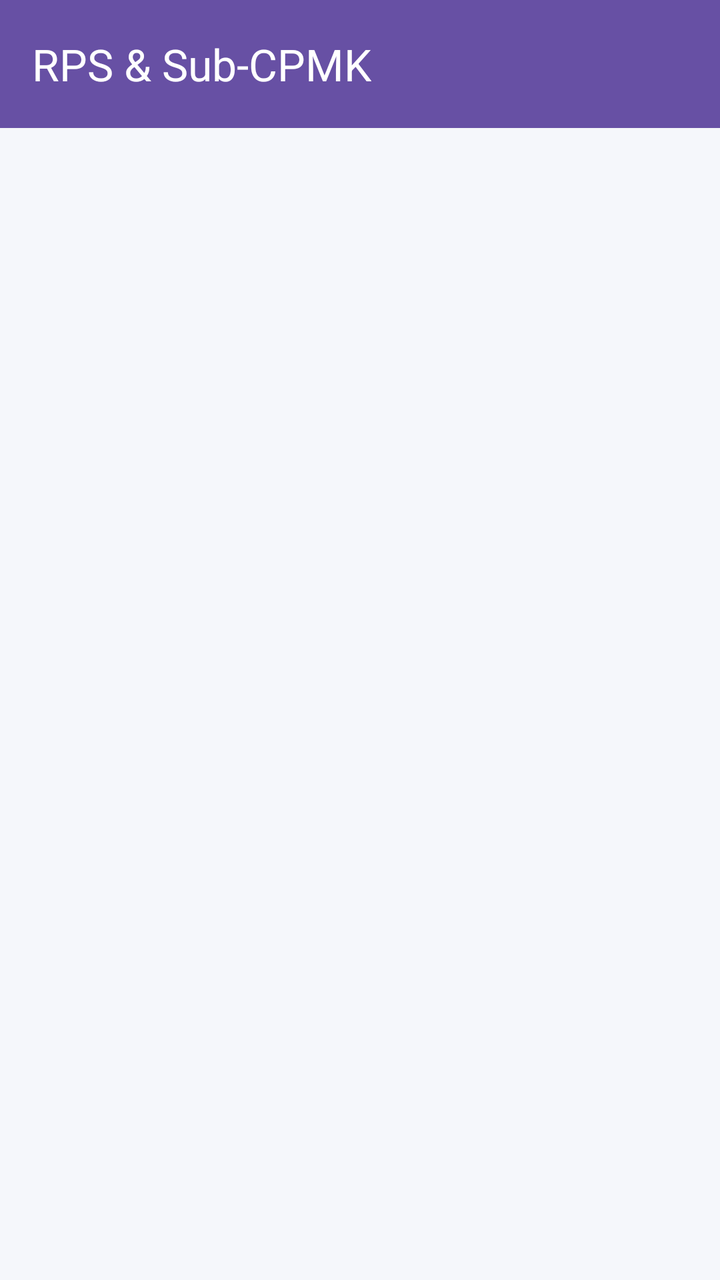
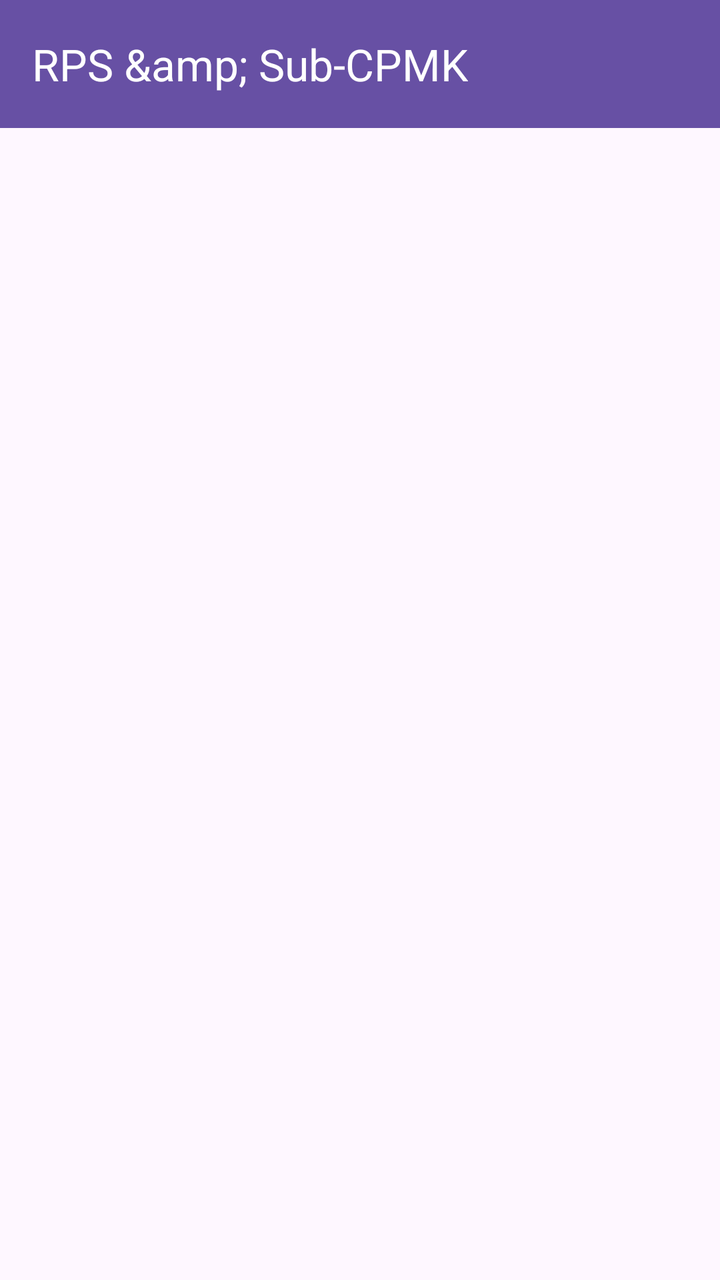

Screens rendered from an Android XML layout before and after an edit, with the pre-edit source and the edit as a unified diff.
<!-- AndroidManifest.xml: application theme Theme.ProjectFarrelMobileProgramming -->
<!-- res/layout/activity_rps.xml -->
<?xml version="1.0" encoding="utf-8"?>
<androidx.coordinatorlayout.widget.CoordinatorLayout 
    xmlns:android="http://schemas.android.com/apk/res/android"
    xmlns:app="http://schemas.android.com/apk/res-auto"
    android:layout_width="match_parent"
    android:layout_height="match_parent"
    android:background="#F5F7FB">

    <com.google.android.material.appbar.AppBarLayout
        android:layout_width="match_parent"
        android:layout_height="wrap_content">

        <com.google.android.material.appbar.MaterialToolbar
            android:id="@+id/toolbarRps"
            android:layout_width="match_parent"
            android:layout_height="?attr/actionBarSize"
            android:background="?attr/colorPrimary"
            app:title="RPS &amp; Sub-CPMK"
            app:titleTextColor="@android:color/white"
            app:navigationIconTint="@android:color/white" />

    </com.google.android.material.appbar.AppBarLayout>

    <androidx.constraintlayout.widget.ConstraintLayout
        android:layout_width="match_parent"
        android:layout_height="match_parent"
        app:layout_behavior="@string/appbar_scrolling_view_behavior">

        <ProgressBar
            android:id="@+id/progressBarRps"
            android:layout_width="wrap_content"
            android:layout_height="wrap_content"
            android:layout_gravity="center"
            android:layout_marginTop="24dp"
            android:visibility="gone"
            app:layout_constraintBottom_toBottomOf="parent"
            app:layout_constraintEnd_toEndOf="parent"
            app:layout_constraintStart_toStartOf="parent"
            app:layout_constraintTop_toTopOf="parent" />

        <TextView
            android:id="@+id/tvContentRps"
            android:layout_width="match_parent"
            android:layout_height="wrap_content"
            android:padding="16dp"
            android:textSize="14sp"
            android:textAlignment="center"
            app:layout_constraintTop_toTopOf="parent" />
            
        <androidx.recyclerview.widget.RecyclerView
            android:id="@+id/rvRps"
            android:layout_width="match_parent"
            android:layout_height="match_parent"
            android:clipToPadding="false"
            android:paddingBottom="24dp"
            app:layout_behavior="@string/appbar_scrolling_view_behavior" />

    </androidx.constraintlayout.widget.ConstraintLayout>

</androidx.coordinatorlayout.widget.CoordinatorLayout>
<!-- resources referenced by this layout -->
<resources>
  <style name="Theme.ProjectFarrelMobileProgramming" parent="Base.Theme.ProjectFarrelMobileProgramming" />
  <style name="Base.Theme.ProjectFarrelMobileProgramming" parent="Theme.Material3.DayNight.NoActionBar">
          
          
      </style>
</resources>

<!-- the commit's change to res/layout/activity_rps.xml (unified diff, before → after) -->
@@ -4,7 +4,7 @@
     xmlns:app="http://schemas.android.com/apk/res-auto"
     android:layout_width="match_parent"
     android:layout_height="match_parent"
-    android:background="#F5F7FB">
+    android:background="?android:attr/colorBackground">
 
     <com.google.android.material.appbar.AppBarLayout
         android:layout_width="match_parent"
@@ -15,7 +15,7 @@
             android:layout_width="match_parent"
             android:layout_height="?attr/actionBarSize"
             android:background="?attr/colorPrimary"
-            app:title="RPS &amp; Sub-CPMK"
+            app:title="@string/ui_title_rps_amp_sub_cpmk_110"
             app:titleTextColor="@android:color/white"
             app:navigationIconTint="@android:color/white" />
 
<!-- resource entries referenced after the edit -->
@@ -1,5 +1,6 @@
 <!-- resources referenced by this layout -->
 <resources>
+  <string name="ui_title_rps_amp_sub_cpmk_110">RPS &amp;amp; Sub-CPMK</string>
   <style name="Theme.ProjectFarrelMobileProgramming" parent="Base.Theme.ProjectFarrelMobileProgramming" />
   <style name="Base.Theme.ProjectFarrelMobileProgramming" parent="Theme.Material3.DayNight.NoActionBar">
           
